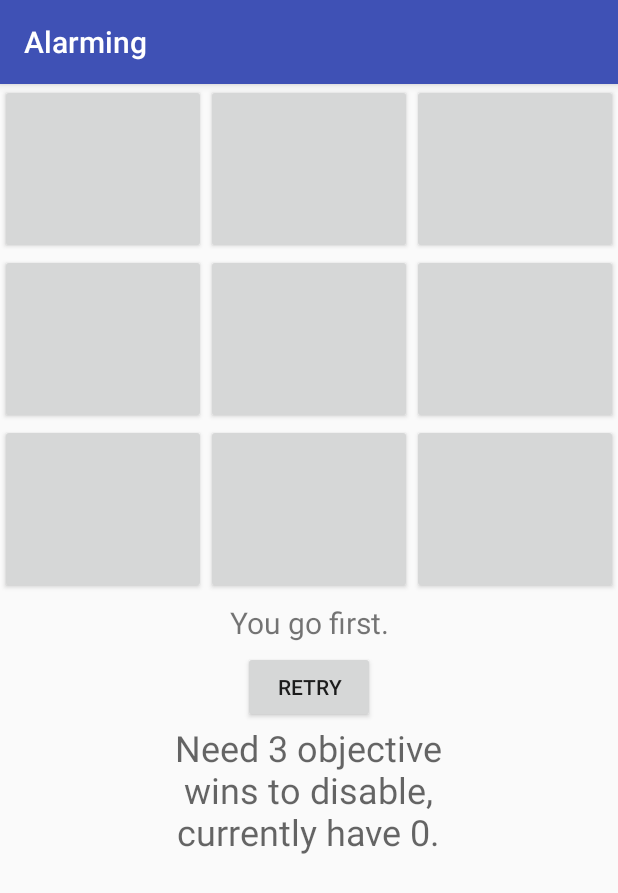
After one commit to lock14/alarming, an Android app: the TicTacToeObjective screen opened directly, with no data from a screen before it, on a phone screen of 412 x 824 dp. The commit adds this screen. Shown: the top 893 px of the screen. Run offline under Robolectric (Android 15) with nearby library versions, the phone set to English and light mode, and no system bars.

Commit message:
got the tic tac toe objective working

```diff
--- a/app/src/main/AndroidManifest.xml
+++ b/app/src/main/AndroidManifest.xml
@@ -39,6 +39,8 @@
             android:screenOrientation="portrait" />
         <activity android:name=".MathObjective"
             android:screenOrientation="portrait" />
+        <activity android:name=".TicTacToeObjective"
+            android:screenOrientation="portrait" />
     </application>
 
 </manifest>
--- /dev/null
+++ b/app/src/main/java/cs371m/alarming/TicTacToeObjective.java
@@ -0,0 +1,131 @@
+package cs371m.alarming;
+
+import android.app.Activity;
+import android.content.Intent;
+import android.os.Bundle;
+import android.support.v7.app.AppCompatActivity;
+import android.view.View;
+import android.widget.Button;
+import android.widget.TextView;
+
+public class TicTacToeObjective extends AppCompatActivity {
+
+    private TicTacToeGame mGame;
+    private Button mBoardButtons[];
+    private TextView mInfoTextView;
+    private Button mRetryButton;
+    private TextView mCompletionTextView;
+    private boolean mGameOver = false;
+    private boolean mDemoMode;
+    private int mNumWins;
+    @Override
+    protected void onCreate(Bundle savedInstanceState) {
+        super.onCreate(savedInstanceState);
+        setContentView(R.layout.activity_android_tic_tac_toe);
+        mBoardButtons = new Button[TicTacToeGame.BOARD_SIZE];
+        mBoardButtons[0] = (Button) findViewById(R.id.one);
+        mBoardButtons[1] = (Button) findViewById(R.id.two);
+        mBoardButtons[2] = (Button) findViewById(R.id.three);
+        mBoardButtons[3] = (Button) findViewById(R.id.four);
+        mBoardButtons[4] = (Button) findViewById(R.id.five);
+        mBoardButtons[5] = (Button) findViewById(R.id.six);
+        mBoardButtons[6] = (Button) findViewById(R.id.seven);
+        mBoardButtons[7] = (Button) findViewById(R.id.eight);
+        mBoardButtons[8] = (Button) findViewById(R.id.nine);
+        mInfoTextView = (TextView) findViewById(R.id.information);
+        mRetryButton = (Button) findViewById(R.id.retry_tictactoe);
+        mRetryButton.setOnClickListener(new RetryButtonClickListener());
+        Intent intent = getIntent();
+        mDemoMode =  intent.getBooleanExtra(getString(R.string.objective_demo_mode), false);
+        mCompletionTextView = (TextView) findViewById(R.id.tictactoe_objective_completions);
+        if (!mDemoMode) {
+            mCompletionTextView.setText("Need 3 objective wins to disable, currently have " + mNumWins + ".");
+        } else {
+            mCompletionTextView.setText("DEMO");
+        }
+        mNumWins = 0;
+        mGame = new TicTacToeGame();
+        startNewGame();
+    }
+    private void startNewGame() {
+        mGame.clearBoard();
+        for (int i = 0; i < mBoardButtons.length; ++i) {
+            mBoardButtons[i].setText("");
+            mBoardButtons[i].setEnabled(true);
+            mBoardButtons[i].setOnClickListener(new ButtonClickListener(i));
+        }
+        mGameOver = false;
+        mInfoTextView.setText("You go first.");
+    }
+
+    private void endGame() {
+        for (int i = 0; i < mBoardButtons.length; ++i) {
+            mBoardButtons[i].setEnabled(false);
+        }
+    }
+
+    private void setMove(char player, int location) {
+        mGame.setMove(player, location);
+        mBoardButtons[location].setEnabled(false);
+        mBoardButtons[location].setText(String.valueOf(player));
+        if (player == TicTacToeGame.HUMAN_PLAYER)
+            mBoardButtons[location].setTextColor(getResources().getColor(R.color.xPieceColor));
+        else
+            mBoardButtons[location].setTextColor(getResources().getColor(R.color.oPieceColor));
+    }
+
+    private class ButtonClickListener implements View.OnClickListener {
+        int location;
+        public ButtonClickListener(int location) {
+            this.location = location;
+        }
+        public void onClick(View view) {
+            if (mBoardButtons[location].isEnabled()) {
+                setMove(TicTacToeGame.HUMAN_PLAYER, location);
+
+                // If no winner yet, let the computer make a move
+                int winner = mGame.checkForWinner();
+                if (winner == 0) {
+                    mInfoTextView.setText(R.string.computer_turn);
+                    int move = mGame.getComputerMove();
+                    setMove(TicTacToeGame.COMPUTER_PLAYER, move);
+                    winner = mGame.checkForWinner();
+                }
+                if (winner == 0) {
+                    mInfoTextView.setText(R.string.human_turn);
+                }
+                else if (winner == 1) {
+                    mInfoTextView.setText(R.string.result_tie);
+                    mGameOver = true;
+                }
+                else if (winner == 2) {
+                    mInfoTextView.setText(R.string.result_human_wins);
+                    mGameOver = true;
+                    if (!mDemoMode) {
+                        ++mNumWins;
+                        mCompletionTextView.setText("Need 3 objective wins to disable, currently have " + mNumWins + ".");
+                        if (mNumWins > 2) {
+                            Intent result = new Intent();
+                            mNumWins = 0;
+                            setResult(Activity.RESULT_OK, result);
+                            finish();
+                        }
+                    }
+                }
+                else {
+                    mInfoTextView.setText(R.string.result_computer_wins);
+                    mGameOver = true;
+                }
+                if (mGameOver) {
+                    endGame();
+                }
+            }
+        }
+    }
+
+    private class RetryButtonClickListener implements View.OnClickListener {
+        public void onClick(View view) {
+            startNewGame();
+        }
+    }
+}
--- /dev/null
+++ b/app/src/main/res/layout/activity_android_tic_tac_toe.xml
@@ -0,0 +1,138 @@
+<?xml version="1.0" encoding="utf-8"?>
+<LinearLayout xmlns:android="http://schemas.android.com/apk/res/android"
+    xmlns:tools="http://schemas.android.com/tools"
+    android:layout_width="fill_parent"
+    android:layout_height="fill_parent"
+    android:gravity="center_horizontal"
+    android:orientation="vertical"
+    tools:context="cs371m.alarming.TicTacToeObjective"
+    android:weightSum="1">
+
+    <TableLayout
+        android:id="@+id/play_grid"
+        android:layout_width="fill_parent"
+        android:layout_height="wrap_content"
+        android:stretchColumns="*">
+
+        <TableRow
+            android:gravity="center_horizontal">
+
+            <Button
+                android:id="@+id/one"
+                android:textSize="70sp" />
+
+            <Button
+                android:id="@+id/two"
+                android:textSize="70sp" />
+
+            <Button
+                android:id="@+id/three"
+                android:textSize="70sp" />
+        </TableRow>
+
+        <TableRow
+            android:gravity="center_horizontal">
+
+            <Button
+                android:id="@+id/four"
+                android:textSize="70sp" />
+
+            <Button
+                android:id="@+id/five"
+                android:textSize="70sp" />
+
+            <Button
+                android:id="@+id/six"
+                android:textSize="70sp" />
+        </TableRow>
+
+        <TableRow
+            android:gravity="center_horizontal">
+
+            <Button
+                android:id="@+id/seven"
+                android:textSize="70sp" />
+
+            <Button
+                android:id="@+id/eight"
+                android:textSize="70sp" />
+
+            <Button
+                android:id="@+id/nine"
+                android:textSize="70sp" />
+        </TableRow>
+    </TableLayout>
+
+    <TextView
+        android:id="@+id/information"
+        android:layout_width="fill_parent"
+        android:layout_height="wrap_content"
+        android:layout_margin="5dp"
+        android:gravity="center_horizontal"
+        android:text="@string/info"
+        android:textSize="20sp" />
+
+    <Button
+        android:id="@+id/retry_tictactoe"
+        android:layout_width="wrap_content"
+        android:layout_height="wrap_content"
+        android:text="Retry" />
+
+    <TextView
+        android:id="@+id/tictactoe_objective_completions"
+        android:layout_width="215dp"
+        android:layout_height="wrap_content"
+        android:layout_weight="0.21"
+        android:text=""
+        android:textAlignment="center"
+        android:textAppearance="@style/TextAppearance.AppCompat.Caption"
+        android:textSize="24sp" />
+
+    <!--<LinearLayout-->
+        <!--android:layout_width="match_parent"-->
+        <!--android:layout_height="wrap_content"-->
+        <!--android:orientation="horizontal"-->
+        <!--android:padding="20dp">-->
+        <!--<TextView-->
+            <!--android:layout_width="wrap_content"-->
+            <!--android:layout_height="match_parent"-->
+            <!--android:textSize="20sp"-->
+            <!--android:text="@string/human"/>-->
+        <!--<TextView-->
+            <!--android:id="@+id/human_wins_tv"-->
+            <!--android:layout_width="wrap_content"-->
+            <!--android:layout_height="match_parent"-->
+            <!--android:layout_weight="1"-->
+            <!--android:textStyle="bold"-->
+            <!--android:textSize="20sp"-->
+            <!--android:text="@string/zero"/>-->
+        <!--<TextView-->
+            <!--android:layout_width="wrap_content"-->
+            <!--android:layout_height="match_parent"-->
+            <!--android:textSize="20sp"-->
+            <!--android:text="@string/ties"/>-->
+        <!--<TextView-->
+            <!--android:id="@+id/ties_tv"-->
+            <!--android:layout_width="wrap_content"-->
+            <!--android:layout_height="match_parent"-->
+            <!--android:layout_weight="1"-->
+            <!--android:textStyle="bold"-->
+            <!--android:textSize="20sp"-->
+            <!--android:text="@string/zero"/>-->
+        <!--<TextView-->
+            <!--android:layout_width="wrap_content"-->
+            <!--android:layout_height="match_parent"-->
+            <!--android:textSize="20sp"-->
+            <!--android:text="@string/android"/>-->
+        <!--<TextView-->
+            <!--android:id="@+id/android_wins_tv"-->
+            <!--android:layout_width="wrap_content"-->
+            <!--android:layout_height="match_parent"-->
+            <!--android:layout_weight="1"-->
+            <!--android:textStyle="bold"-->
+            <!--android:textSize="20sp"-->
+            <!--android:text="@string/zero"/>-->
+    <!--</LinearLayout>-->
+
+
+</LinearLayout>
--- a/app/src/main/res/layout/activity_edit_objective.xml
+++ b/app/src/main/res/layout/activity_edit_objective.xml
@@ -32,7 +32,7 @@
         android:layout_marginLeft="8dp"
         android:layout_marginRight="8dp"
         android:layout_marginTop="8dp"
-        android:onClick="mathObjective"
+        android:onClick="ticTacToeObjective"
         android:text="Demo"
         app:layout_constraintBottom_toBottomOf="parent"
         app:layout_constraintHorizontal_bias="0.742"
--- a/app/src/main/res/values/colors.xml
+++ b/app/src/main/res/values/colors.xml
@@ -3,4 +3,6 @@
     <color name="colorPrimary">#3F51B5</color>
     <color name="colorPrimaryDark">#303F9F</color>
     <color name="colorAccent">#FF4081</color>
+    <color name="xPieceColor">#00C800</color>
+    <color name="oPieceColor">#C80000</color>
 </resources>
--- a/app/src/main/res/values/strings.xml
+++ b/app/src/main/res/values/strings.xml
@@ -22,4 +22,30 @@
     <string name="shared_pref_description_key">shared_pref_description_key</string>
     <string name="intent_recording_key">RECORDING_KEY</string>
     <string name="shared_pref_recording_filename">shared_pref_recording_filename</string>
+    <string name="human_first">You go first.</string>
+    <string name="human_turn">Your turn.</string>
+    <string name="computer_turn">Android\'s turn.</string>
+    <string name="result_tie">It\'s a tie.</string>
+    <string name="result_human_wins">You won!</string>
+    <string name="result_computer_wins">Android won!</string>
+    <string name="human">Human:  </string>
+    <string name="zero">0</string>
+    <string name="ties">Ties:  </string>
+    <string name="android">Android:  </string>
+    <string name="info">info</string>
+    <string name="start_new_game">Start New Game</string>
+    <string name="new_game">New Game</string>
+    <string name="difficulty">Difficulty</string>
+    <string name="quit">Quit</string>
+    <string name="yes">yes</string>
+    <string name="no">no</string>
+    <string name="quit_question">would you like to quit?</string>
+    <string name="difficulty_choose">Please choose the difficulty.</string>
+    <string-array name="difficulty_levels">
+        <item>Easy</item>
+        <item>Harder</item>
+        <item>Expert</item>
+    </string-array>
+    <string name="cancel">cancel</string>
+    <string name="ok">ok</string>
 </resources>
```
Also changed, not shown: app/src/main/java/cs371m/alarming/EditObjective.java (+5 -3 lines), app/src/main/java/cs371m/alarming/MainActivity.java (+5 -7 lines), app/src/main/java/cs371m/alarming/TicTacToeGame.java (renamed from app/src/main/java/cs371/record_sound_logic/TicTacToeGame.java, +76 -66 lines).
